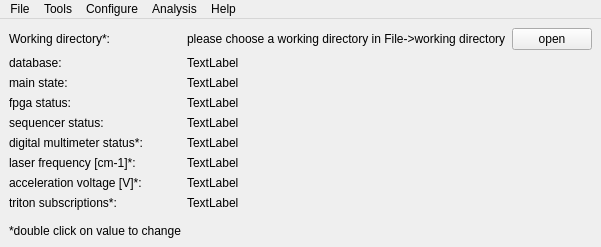
Old version of the form TildaHost/source/Interface/MainUi/Ui_Main.ui in the repository lasersphere/Tilda.
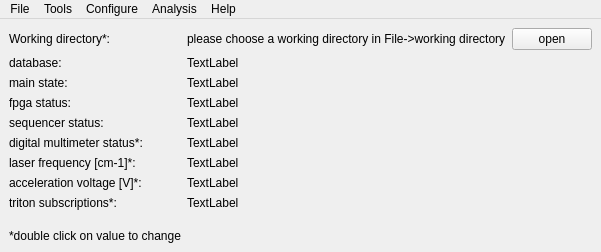
New version of the form. Icons and pictures are not drawn.

Diff of the .ui file:
```diff
--- a/TildaHost/source/Interface/MainUi/Ui_Main.ui
+++ b/TildaHost/source/Interface/MainUi/Ui_Main.ui
@@ -7,7 +7,7 @@
     <x>0</x>
     <y>0</y>
     <width>548</width>
-    <height>247</height>
+    <height>252</height>
    </rect>
   </property>
   <property name="windowTitle">
```
Left out of the diff: 6 changed lines with no effect on the pictures.
